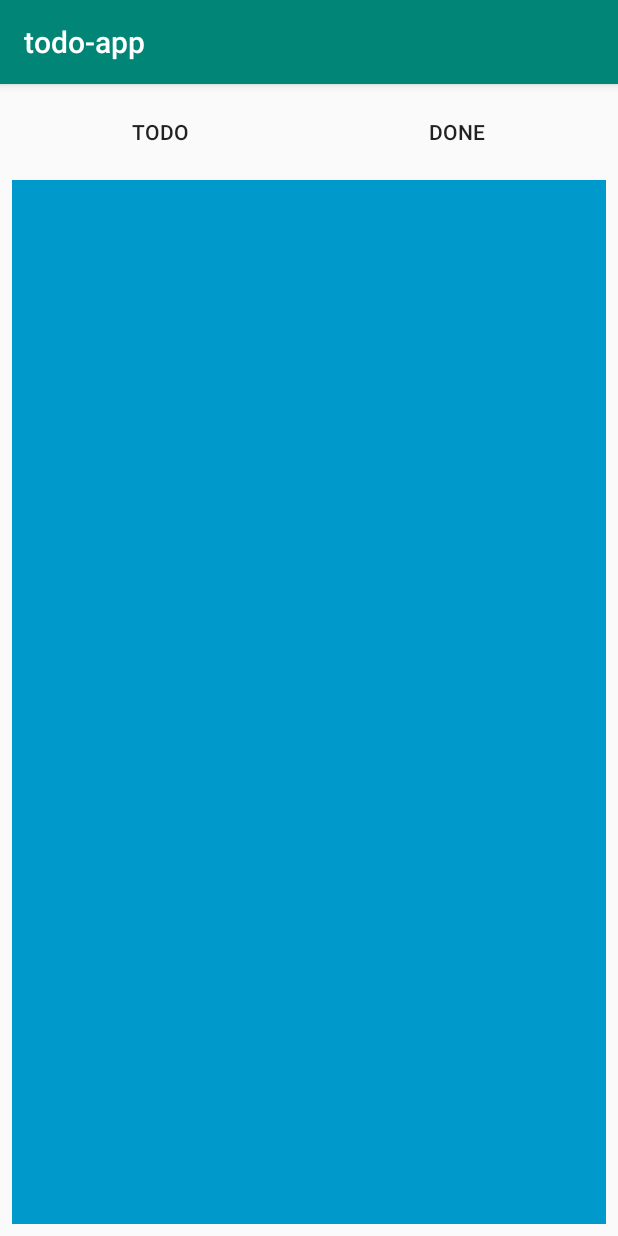
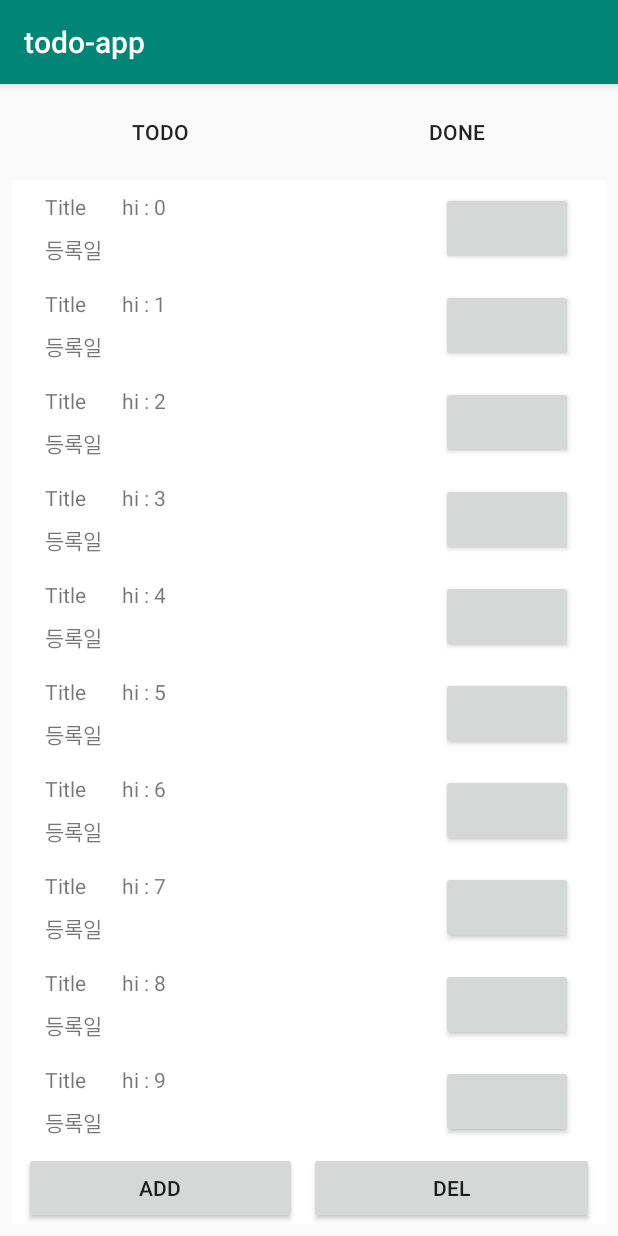
Before and after one commit to clucle/rx-todo-app, an Android app: the screen it shows after launch (MainActivity), on a phone screen of 412 x 824 dp. Run offline under Robolectric (Android 15) with nearby library versions, the phone set to English and light mode, and no system bars; our stand-ins replace ButterKnife.

Commit message:
feat: recycler view accepted sample data and item xml

```diff
--- a/app/build.gradle
+++ b/app/build.gradle
@@ -30,4 +30,7 @@ dependencies {
     // binding
     implementation 'com.jakewharton:butterknife:8.8.1'
     annotationProcessor 'com.jakewharton:butterknife-compiler:8.8.1'
+
+    // recycler view
+    implementation 'com.android.support:recyclerview-v7:27.1.1'
 }
--- /dev/null
+++ b/app/src/main/java/com/github/clucle/todo_app/view/adapter/TodoListAdapter.java
@@ -0,0 +1,47 @@
+package com.github.clucle.todo_app.view.adapter;
+
+import android.support.annotation.NonNull;
+import android.support.v7.widget.RecyclerView;
+import android.view.LayoutInflater;
+import android.view.View;
+import android.view.ViewGroup;
+import android.widget.TextView;
+
+import com.github.clucle.todo_app.R;
+
+import java.util.ArrayList;
+
+public class TodoListAdapter extends RecyclerView.Adapter<TodoListAdapter.ViewHolder> {
+
+  private ArrayList<String> mDataSet;
+
+  public TodoListAdapter(ArrayList<String> dataSet) {
+    mDataSet = dataSet;
+  }
+
+  @NonNull
+  @Override
+  public TodoListAdapter.ViewHolder onCreateViewHolder(@NonNull ViewGroup parent, int viewType) {
+    View v = LayoutInflater.from(parent.getContext()).inflate(R.layout.item_todo, parent, false);
+    return new ViewHolder(v);
+  }
+
+  @Override
+  public void onBindViewHolder(@NonNull TodoListAdapter.ViewHolder holder, int position) {
+    holder.title.setText(mDataSet.get(position));
+  }
+
+  @Override
+  public int getItemCount() {
+    return mDataSet.size();
+  }
+
+  public class ViewHolder extends RecyclerView.ViewHolder {
+    public TextView title;
+
+    public ViewHolder(View itemView) {
+      super(itemView);
+      title = itemView.findViewById(R.id.text_view_title);
+    }
+  }
+}
--- a/app/src/main/java/com/github/clucle/todo_app/view/fragment/TodoFragment.java
+++ b/app/src/main/java/com/github/clucle/todo_app/view/fragment/TodoFragment.java
@@ -3,31 +3,74 @@ package com.github.clucle.todo_app.view.fragment;
 import android.os.Bundle;
 import android.support.annotation.Nullable;
 import android.support.v4.app.Fragment;
+import android.support.v7.widget.LinearLayoutManager;
+import android.support.v7.widget.RecyclerView;
 import android.view.LayoutInflater;
 import android.view.View;
 import android.view.ViewGroup;
+import android.widget.Button;
 
 import com.github.clucle.todo_app.R;
 import com.github.clucle.todo_app.presenter.TodoPresenter;
+import com.github.clucle.todo_app.view.adapter.TodoListAdapter;
 
+import java.util.ArrayList;
+
+import butterknife.BindView;
 import butterknife.ButterKnife;
 import butterknife.Unbinder;
 
 public class TodoFragment extends Fragment implements TodoPresenter.View {
 
+  @BindView(R.id.recycler_view_todo)
+  RecyclerView recyclerViewTodo;
+  @BindView(R.id.btn_add_todo)
+  Button btnAddTodo;
+
+  private RecyclerView.LayoutManager mLayoutManager;
+  private RecyclerView.Adapter mAdapter;
+  private ArrayList<String> mDataset;
+
   private Unbinder unbinder;
   private TodoPresenter todoPresenter;
+
+  @Override
+  public void onCreate(@Nullable Bundle savedInstanceState) {
+    super.onCreate(savedInstanceState);
+    todoPresenter = new TodoPresenter(this);
+  }
 
   @Nullable
   @Override
   public View onCreateView(LayoutInflater inflater, @Nullable ViewGroup container, Bundle savedInstanceState) {
     View view = inflater.inflate(R.layout.fragment_todo, container, false);
 
-    todoPresenter = new TodoPresenter(this);
     unbinder = ButterKnife.bind(this, view);
+
+    mDataset = new ArrayList<>();
+    for (int i = 0; i < 100; i++) {
+      mDataset.add("hi : " + i);
+    }
+    mLayoutManager = new LinearLayoutManager(getContext());
+    mAdapter = new TodoListAdapter(mDataset);
+    recyclerViewTodo.setHasFixedSize(false);
+
+    recyclerViewTodo.setLayoutManager(mLayoutManager);
+    recyclerViewTodo.setAdapter(mAdapter);
+
+    btnAddTodo.setOnClickListener(addTodoListener);
 
     return view;
   }
+
+  View.OnClickListener addTodoListener = new View.OnClickListener() {
+    @Override
+    public void onClick(View v) {
+      mDataset.add("lol");
+      mAdapter.notifyItemInserted(mDataset.size() - 1);
+      mAdapter.notifyDataSetChanged();
+    }
+  };
 
   @Override
   public void onDestroyView() {
--- a/app/src/main/res/layout/fragment_todo.xml
+++ b/app/src/main/res/layout/fragment_todo.xml
@@ -1,7 +1,63 @@
 <?xml version="1.0" encoding="utf-8"?>
 <android.support.constraint.ConstraintLayout xmlns:android="http://schemas.android.com/apk/res/android"
+    xmlns:app="http://schemas.android.com/apk/res-auto"
+    xmlns:tools="http://schemas.android.com/tools"
     android:layout_width="match_parent"
     android:layout_height="match_parent"
-    android:background="@android:color/holo_blue_dark">
+    android:background="@android:color/white">
 
+    <android.support.v7.widget.RecyclerView
+        android:id="@+id/recycler_view_todo"
+        android:layout_width="368dp"
+        android:layout_height="0dp"
+        android:layout_marginStart="8dp"
+        android:layout_marginLeft="8dp"
+        android:layout_marginEnd="8dp"
+        android:layout_marginRight="8dp"
+        app:layout_constraintBottom_toTopOf="@+id/constraintLayout"
+        app:layout_constraintEnd_toEndOf="parent"
+        app:layout_constraintStart_toStartOf="parent"
+        app:layout_constraintTop_toTopOf="parent">
+
+    </android.support.v7.widget.RecyclerView>
+
+    <android.support.constraint.ConstraintLayout
+        android:id="@+id/constraintLayout"
+        android:layout_width="match_parent"
+        android:layout_height="wrap_content"
+        app:layout_constraintBottom_toBottomOf="parent"
+        app:layout_constraintEnd_toEndOf="parent"
+        app:layout_constraintStart_toStartOf="parent">
+
+        <Button
+            android:id="@+id/btn_add_todo"
+            android:layout_width="0dp"
+            android:layout_height="wrap_content"
+            android:layout_marginStart="8dp"
+            android:layout_marginLeft="8dp"
+            android:layout_marginEnd="8dp"
+            android:layout_marginRight="8dp"
+            android:text="@string/btn_add"
+            app:layout_constraintEnd_toStartOf="@+id/guideline"
+            app:layout_constraintStart_toStartOf="parent" />
+
+        <android.support.constraint.Guideline
+            android:id="@+id/guideline"
+            android:layout_width="wrap_content"
+            android:layout_height="wrap_content"
+            android:orientation="vertical"
+            app:layout_constraintGuide_percent="0.5"/>
+
+        <Button
+            android:id="@+id/button"
+            android:layout_width="0dp"
+            android:layout_height="wrap_content"
+            android:layout_marginStart="8dp"
+            android:layout_marginLeft="8dp"
+            android:layout_marginEnd="8dp"
+            android:layout_marginRight="8dp"
+            android:text="@string/btn_del"
+            app:layout_constraintEnd_toEndOf="parent"
+            app:layout_constraintStart_toEndOf="@+id/btn_add_todo" />
+    </android.support.constraint.ConstraintLayout>
 </android.support.constraint.ConstraintLayout>
--- /dev/null
+++ b/app/src/main/res/layout/item_todo.xml
@@ -0,0 +1,63 @@
+<?xml version="1.0" encoding="utf-8"?>
+<android.support.constraint.ConstraintLayout xmlns:android="http://schemas.android.com/apk/res/android"
+    xmlns:app="http://schemas.android.com/apk/res-auto"
+    xmlns:tools="http://schemas.android.com/tools"
+    android:layout_width="match_parent"
+    android:layout_height="wrap_content">
+
+    <TextView
+        android:id="@+id/textView"
+        android:layout_width="wrap_content"
+        android:layout_height="wrap_content"
+        android:layout_marginStart="8dp"
+        android:layout_marginLeft="8dp"
+        android:layout_marginTop="8dp"
+        android:text="@string/title"
+        app:layout_constraintStart_toStartOf="parent"
+        app:layout_constraintTop_toTopOf="parent" />
+
+    <TextView
+        android:id="@+id/text_view_title"
+        android:layout_width="wrap_content"
+        android:layout_height="wrap_content"
+        android:layout_marginStart="24dp"
+        android:layout_marginLeft="24dp"
+        android:layout_marginTop="8dp"
+        app:layout_constraintStart_toEndOf="@+id/textView"
+        app:layout_constraintTop_toTopOf="parent" />
+
+    <TextView
+        android:id="@+id/textView3"
+        android:layout_width="wrap_content"
+        android:layout_height="wrap_content"
+        android:layout_marginStart="8dp"
+        android:layout_marginLeft="8dp"
+        android:layout_marginTop="8dp"
+        android:layout_marginBottom="8dp"
+        android:text="@string/register_day"
+        app:layout_constraintBottom_toBottomOf="parent"
+        app:layout_constraintStart_toStartOf="parent"
+        app:layout_constraintTop_toBottomOf="@+id/textView" />
+
+    <TextView
+        android:id="@+id/text_view_register"
+        android:layout_width="wrap_content"
+        android:layout_height="wrap_content"
+        android:layout_marginStart="24dp"
+        android:layout_marginLeft="24dp"
+        android:layout_marginTop="8dp"
+        app:layout_constraintStart_toEndOf="@+id/textView3"
+        app:layout_constraintTop_toBottomOf="@+id/text_view_title" />
+
+    <Button
+        android:id="@+id/btn_something"
+        android:layout_width="wrap_content"
+        android:layout_height="0dp"
+        android:layout_marginTop="8dp"
+        android:layout_marginEnd="8dp"
+        android:layout_marginRight="8dp"
+        android:layout_marginBottom="8dp"
+        app:layout_constraintBottom_toBottomOf="parent"
+        app:layout_constraintEnd_toEndOf="parent"
+        app:layout_constraintTop_toTopOf="parent" />
+</android.support.constraint.ConstraintLayout>
--- a/app/src/main/res/values/strings.xml
+++ b/app/src/main/res/values/strings.xml
@@ -4,4 +4,7 @@
     <string name="btn_done_fragment">Done</string>
     <string name="btn_add">Add</string>
     <string name="btn_del">Del</string>
+    <string name="title">Title</string>
+    <string name="register_day">등록일</string>
+
 </resources>
```
